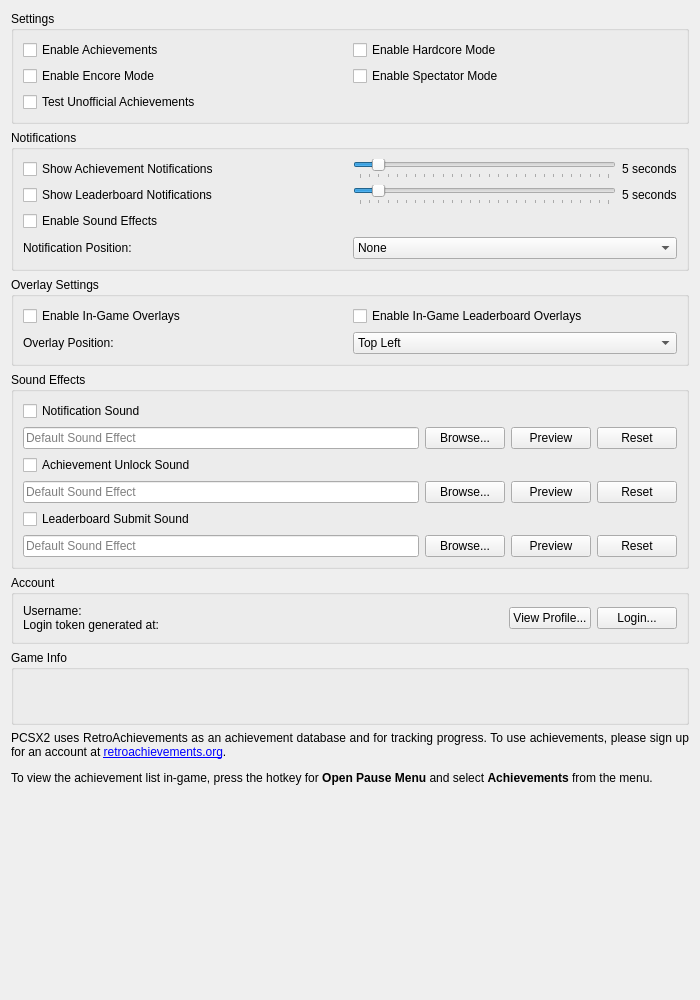
PCSX2/pcsx2, file pcsx2-qt/Settings/AchievementSettingsWidget.ui: the form before one commit.
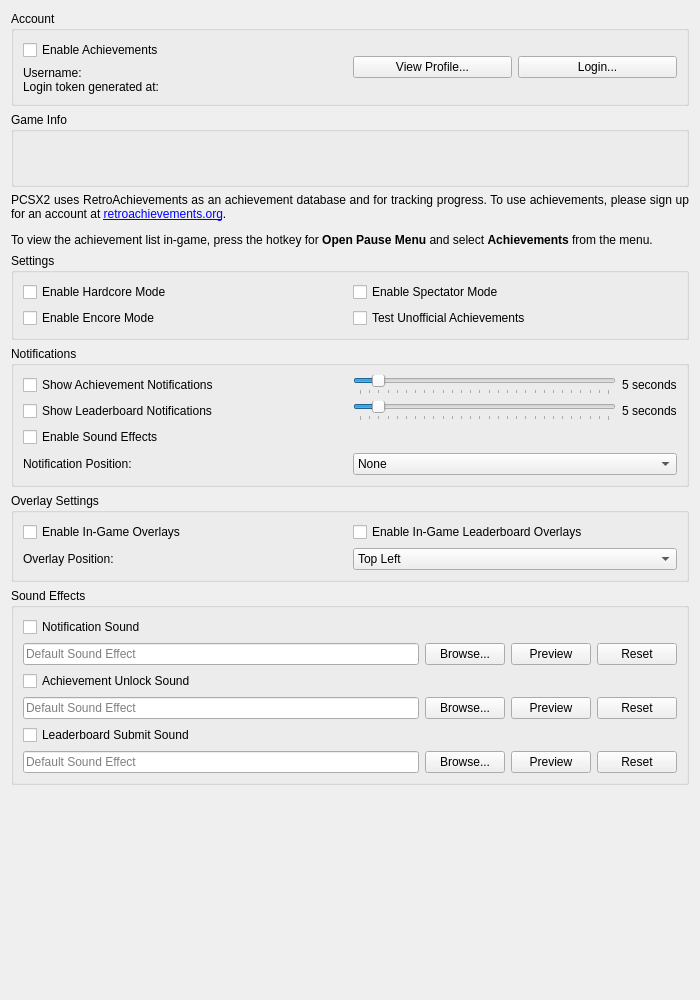
The form after the commit.

Commit message: Qt: Move Cheevos Account Box to the top

The edit to the form file:
```diff
--- a/pcsx2-qt/Settings/AchievementSettingsWidget.ui
+++ b/pcsx2-qt/Settings/AchievementSettingsWidget.ui
@@ -11,13 +11,118 @@
    </rect>
   </property>
   <layout class="QVBoxLayout" name="verticalLayout">
+   <item>
+    <widget class="QGroupBox" name="loginBox">
+     <property name="title">
+      <string>Account</string>
+     </property>
+     <layout class="QHBoxLayout" name="horizontalLayout" stretch="0,0">
+      <item>
+       <layout class="QGridLayout" name="acccountLayout">
+        <item row="0" column="0">
+         <widget class="QCheckBox" name="enable">
+          <property name="text">
+           <string>Enable Achievements</string>
+          </property>
+         </widget>
+        </item>
+        <item row="1" column="0">
+         <widget class="QLabel" name="loginStatus">
+          <property name="text">
+           <string>Username:
+Login token generated at:</string>
+          </property>
+          <property name="alignment">
+           <set>Qt::AlignmentFlag::AlignLeading|Qt::AlignmentFlag::AlignLeft|Qt::AlignmentFlag::AlignTop</set>
+          </property>
+          <property name="textInteractionFlags">
+           <set>Qt::TextInteractionFlag::TextBrowserInteraction</set>
+          </property>
+          <property name="buddy">
+           <cstring>viewProfile</cstring>
+          </property>
+         </widget>
+        </item>
+       </layout>
+      </item>
+      <item>
+       <layout class="QHBoxLayout" name="achievementButtons">
+        <item>
+         <widget class="QPushButton" name="viewProfile">
+          <property name="text">
+           <string>View Profile...</string>
+          </property>
+         </widget>
+        </item>
+        <item>
+         <widget class="QPushButton" name="loginButton">
+          <property name="text">
+           <string>Login...</string>
+          </property>
+         </widget>
+        </item>
+       </layout>
+      </item>
+     </layout>
+    </widget>
+   </item>
+   <item>
+    <widget class="QGroupBox" name="gameInfoBox">
+     <property name="minimumSize">
+      <size>
+       <width>0</width>
+       <height>75</height>
+      </size>
+     </property>
+     <property name="title">
+      <string>Game Info</string>
+     </property>
+     <layout class="QGridLayout" name="gridLayout_3">
+      <item row="0" column="0">
+       <widget class="QLabel" name="gameInfo">
+        <property name="alignment">
+         <set>Qt::AlignmentFlag::AlignLeading|Qt::AlignmentFlag::AlignLeft|Qt::AlignmentFlag::AlignTop</set>
+        </property>
+        <property name="textInteractionFlags">
+         <set>Qt::TextInteractionFlag::TextBrowserInteraction</set>
+        </property>
+        <property name="buddy">
+         <cstring>viewProfile</cstring>
+        </property>
+       </widget>
+      </item>
+     </layout>
+    </widget>
+   </item>
+   <item>
+    <widget class="QLabel" name="rcheevosDisclaimer">
+     <property name="text">
+      <string>&lt;html&gt;&lt;head/&gt;&lt;body&gt;&lt;p align=&quot;justify&quot;&gt;PCSX2 uses RetroAchievements as an achievement database and for tracking progress. To use achievements, please sign up for an account at &lt;a href=&quot;https://retroachievements.org/&quot;&gt;retroachievements.org&lt;/a&gt;.&lt;/p&gt;&lt;p align=&quot;justify&quot;&gt;To view the achievement list in-game, press the hotkey for &lt;span style=&quot; font-weight:600;&quot;&gt;Open Pause Menu&lt;/span&gt; and select &lt;span style=&quot; font-weight:600;&quot;&gt;Achievements&lt;/span&gt; from the menu.&lt;/p&gt;&lt;/body&gt;&lt;/html&gt;</string>
+     </property>
+     <property name="textFormat">
+      <enum>Qt::TextFormat::RichText</enum>
+     </property>
+     <property name="wordWrap">
+      <bool>true</bool>
+     </property>
+     <property name="margin">
+      <number>8</number>
+     </property>
+     <property name="openExternalLinks">
+      <bool>true</bool>
+     </property>
+     <property name="buddy">
+      <cstring>enable</cstring>
+     </property>
+    </widget>
+   </item>
    <item>
     <widget class="QGroupBox" name="settingsBox">
      <property name="title">
       <string>Settings</string>
      </property>
      <layout class="QGridLayout" name="gridLayout_5">
-      <item row="2" column="0">
+      <item row="1" column="1">
        <widget class="QCheckBox" name="unofficialAchievements">
         <property name="text">
          <string>Test Unofficial Achievements</string>
@@ -25,26 +130,19 @@
        </widget>
       </item>
       <item row="0" column="1">
-       <widget class="QCheckBox" name="hardcoreMode">
-        <property name="text">
-         <string>Enable Hardcore Mode</string>
-        </property>
-       </widget>
-      </item>
-      <item row="0" column="0">
-       <widget class="QCheckBox" name="enable">
-        <property name="text">
-         <string>Enable Achievements</string>
-        </property>
-       </widget>
-      </item>
-      <item row="1" column="1">
        <widget class="QCheckBox" name="spectatorMode">
         <property name="text">
          <string>Enable Spectator Mode</string>
         </property>
        </widget>
       </item>
+      <item row="0" column="0">
+       <widget class="QCheckBox" name="hardcoreMode">
+        <property name="text">
+         <string>Enable Hardcore Mode</string>
+        </property>
+       </widget>
+      </item>
       <item row="1" column="0">
        <widget class="QCheckBox" name="encoreMode">
         <property name="text">
@@ -423,94 +521,6 @@
      </layout>
     </widget>
    </item>
-   <item>
-    <widget class="QGroupBox" name="loginBox">
-     <property name="title">
-      <string>Account</string>
-     </property>
-     <layout class="QHBoxLayout" name="horizontalLayout" stretch="1,0">
-      <item>
-       <widget class="QLabel" name="loginStatus">
-        <property name="text">
-         <string>Username:
-Login token generated at:</string>
-        </property>
-        <property name="alignment">
-         <set>Qt::AlignmentFlag::AlignLeading|Qt::AlignmentFlag::AlignLeft|Qt::AlignmentFlag::AlignTop</set>
-        </property>
-        <property name="textInteractionFlags">
-         <set>Qt::TextInteractionFlag::TextBrowserInteraction</set>
-        </property>
-        <property name="buddy">
-         <cstring>viewProfile</cstring>
-        </property>
-       </widget>
-      </item>
-      <item>
-       <layout class="QHBoxLayout" name="achievementButtons">
-        <item>
-         <widget class="QPushButton" name="viewProfile">
-          <property name="text">
-           <string>View Profile...</string>
-          </property>
-         </widget>
-        </item>
-        <item>
-         <widget class="QPushButton" name="loginButton">
-          <property name="text">
-           <string>Login...</string>
-          </property>
-         </widget>
-        </item>
-       </layout>
-      </item>
-     </layout>
-    </widget>
-   </item>
-   <item>
-    <widget class="QGroupBox" name="gameInfoBox">
-     <property name="minimumSize">
-      <size>
-       <width>0</width>
-       <height>75</height>
-      </size>
-     </property>
-     <property name="title">
-      <string>Game Info</string>
-     </property>
-     <layout class="QGridLayout" name="gridLayout_3">
-      <item row="0" column="0">
-       <widget class="QLabel" name="gameInfo">
-        <property name="alignment">
-         <set>Qt::AlignmentFlag::AlignLeading|Qt::AlignmentFlag::AlignLeft|Qt::AlignmentFlag::AlignTop</set>
-        </property>
-        <property name="textInteractionFlags">
-         <set>Qt::TextInteractionFlag::TextBrowserInteraction</set>
-        </property>
-       </widget>
-      </item>
-     </layout>
-    </widget>
-   </item>
-   <item>
-    <widget class="QLabel" name="rcheevosDisclaimer">
-     <property name="text">
-      <string>&lt;html&gt;&lt;head/&gt;&lt;body&gt;&lt;p align=&quot;justify&quot;&gt;PCSX2 uses RetroAchievements as an achievement database and for tracking progress. To use achievements, please sign up for an account at &lt;a href=&quot;https://retroachievements.org/&quot;&gt;retroachievements.org&lt;/a&gt;.&lt;/p&gt;&lt;p align=&quot;justify&quot;&gt;To view the achievement list in-game, press the hotkey for &lt;span style=&quot; font-weight:600;&quot;&gt;Open Pause Menu&lt;/span&gt; and select &lt;span style=&quot; font-weight:600;&quot;&gt;Achievements&lt;/span&gt; from the menu.&lt;/p&gt;&lt;/body&gt;&lt;/html&gt;</string>
-     </property>
-     <property name="textFormat">
-      <enum>Qt::TextFormat::RichText</enum>
-     </property>
-     <property name="wordWrap">
-      <bool>true</bool>
-     </property>
-     <property name="margin">
-      <number>8</number>
-     </property>
-     <property name="openExternalLinks">
-      <bool>true</bool>
-     </property>
-    </widget>
-   </item>
    <item>
     <spacer name="verticalSpacer">
      <property name="orientation">
```
Left out of the diff: 6 changed lines with no effect on the pictures. The commit also changes 1 other file.
